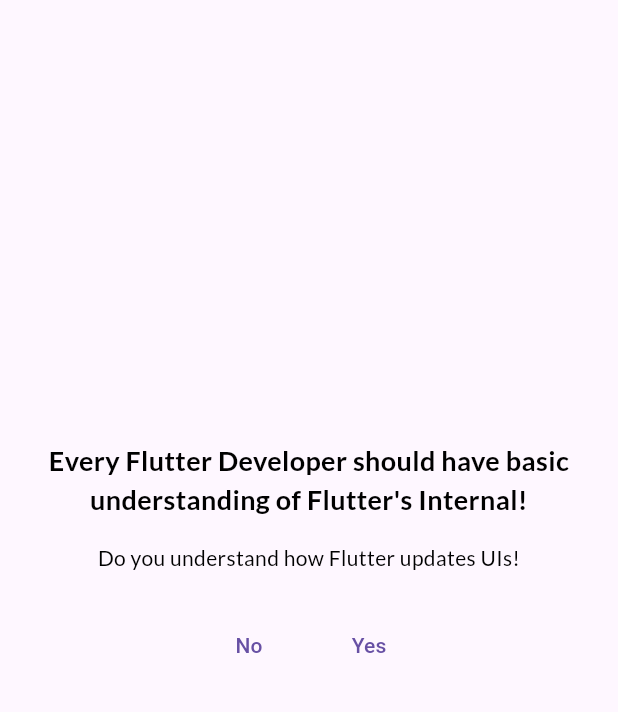
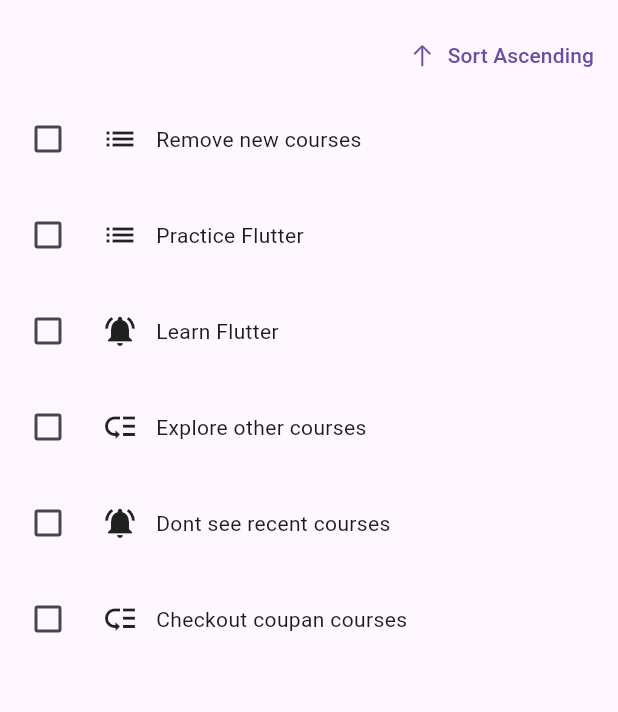
Before and after one commit to ChanderParkash179/FlutterJourney, a Flutter app: the screen it shows after launch, on a phone screen of 412 x 824 dp, the part 65-777 px from its top. Run offline on Flutter 3.47's test engine with Material 2 defaults, Android fonts, the phone set to English and light mode, and no system bars; our stand-ins replace google_fonts.

```diff
--- a/lib/main.dart
+++ b/lib/main.dart
@@ -1,5 +1,5 @@
 import 'package:flutter/material.dart';
-import 'package:flutter_journey/projects/todo/flutter_internals/ui_updates.dart';
+import 'package:flutter_journey/projects/todo/todo_app/widget/keys.dart';
 
 void main() {
   runApp(const MyApp());
@@ -13,7 +13,7 @@ class MyApp extends StatelessWidget {
     return MaterialApp(
       debugShowCheckedModeBanner: false,
       theme: ThemeData(useMaterial3: true),
-      home: const UIUpdates(),
+      home: const Keys(),
     );
   }
 }
--- /dev/null
+++ b/lib/projects/todo/todo_app/model/todo_model.dart
@@ -0,0 +1,8 @@
+enum Priority { urgent, normal, low }
+
+class Todo {
+  Todo({required this.text, required this.priority});
+
+  final String text;
+  final Priority priority;
+}
--- /dev/null
+++ b/lib/projects/todo/todo_app/widget/checkable_todo_item.dart
@@ -0,0 +1,50 @@
+// ignore_for_file: unused_field
+
+import 'package:flutter/material.dart';
+import 'package:flutter_journey/projects/todo/todo_app/model/todo_model.dart';
+
+class CheckableTodoItem extends StatefulWidget {
+  final String text;
+  final Priority priority;
+
+  const CheckableTodoItem(this.text, this.priority, {super.key});
+
+  @override
+  State<CheckableTodoItem> createState() => _CheckableTodoItemState();
+}
+
+class _CheckableTodoItemState extends State<CheckableTodoItem> {
+  var _done = false;
+
+  void _setDone(bool? isChecked) {
+    setState(() {
+      _done = isChecked ?? false;
+    });
+  }
+
+  @override
+  Widget build(BuildContext context) {
+    IconData icon = Icons.low_priority;
+
+    if (widget.priority == Priority.normal) {
+      icon = Icons.list;
+    }
+
+    if (widget.priority == Priority.urgent) {
+      icon = Icons.notifications_active;
+    }
+
+    return Padding(
+      padding: const EdgeInsets.all(8.0),
+      child: Row(
+        children: [
+          Checkbox(value: _done, onChanged: _setDone),
+          const SizedBox(width: 12),
+          Icon(icon),
+          const SizedBox(width: 12),
+          Text(widget.text),
+        ],
+      ),
+    );
+  }
+}
--- /dev/null
+++ b/lib/projects/todo/todo_app/widget/keys.dart
@@ -0,0 +1,86 @@
+import 'package:flutter/cupertino.dart';
+import 'package:flutter/material.dart';
+import 'package:flutter_journey/projects/todo/todo_app/model/todo_model.dart';
+import 'package:flutter_journey/projects/todo/todo_app/widget/checkable_todo_item.dart';
+import 'package:google_fonts/google_fonts.dart';
+
+class Keys extends StatefulWidget {
+  const Keys({super.key});
+
+  @override
+  State<Keys> createState() => _KeysState();
+}
+
+class _KeysState extends State<Keys> {
+  var _order = 'desc';
+
+  final _todos = [
+    Todo(text: 'Learn Flutter', priority: Priority.urgent),
+    Todo(text: 'Practice Flutter', priority: Priority.normal),
+    Todo(text: 'Explore other courses', priority: Priority.low),
+    Todo(text: 'Remove new courses', priority: Priority.normal),
+    Todo(text: 'Dont see recent courses', priority: Priority.urgent),
+    Todo(text: 'Checkout coupan courses', priority: Priority.low),
+  ];
+
+  List<Todo> get _orderedTodos {
+    final sortedTodos = List.of(_todos);
+    sortedTodos.sort((a, b) {
+      final bComesAfterA = a.text.compareTo(b.text);
+      return _order == 'asc' ? bComesAfterA : -bComesAfterA;
+    });
+    return sortedTodos;
+  }
+
+  void _changeOrder() {
+    setState(() {
+      _order = _order == 'asc' ? 'desc' : 'asc';
+    });
+  }
+
+  @override
+  Widget build(BuildContext context) {
+    return SafeArea(
+      child: Scaffold(
+        appBar: AppBar(
+          title: Text(
+            'Flutter Internals',
+            textAlign: TextAlign.center,
+            style: GoogleFonts.lato(
+              fontWeight: FontWeight.bold,
+              fontSize: 24,
+              color: Colors.black,
+            ),
+          ),
+        ),
+        body: Column(
+          children: [
+            Align(
+              alignment: Alignment.centerRight,
+              child: TextButton.icon(
+                onPressed: _changeOrder,
+                icon: Icon(
+                  _order == 'asc'
+                      ? CupertinoIcons.down_arrow
+                      : CupertinoIcons.up_arrow,
+                ),
+                label: Text(
+                    'Sort ${_order == 'asc' ? 'Descending' : 'Ascending'}'),
+              ),
+            ),
+            Column(
+              children: [
+                for (final todo in _orderedTodos)
+                  CheckableTodoItem(
+                    key: ObjectKey(todo),
+                    todo.text,
+                    todo.priority,
+                  ),
+              ],
+            ),
+          ],
+        ),
+      ),
+    );
+  }
+}
--- /dev/null
+++ b/lib/projects/todo/todo_app/widget/todo_item.dart
@@ -0,0 +1,34 @@
+import 'package:flutter/material.dart';
+
+import '../model/todo_model.dart';
+
+class TodoItem extends StatelessWidget {
+  final String text;
+  final Priority priority;
+
+  const TodoItem({super.key, required this.text, required this.priority});
+
+  @override
+  Widget build(BuildContext context) {
+    IconData icon = Icons.low_priority;
+
+    if (priority == Priority.normal) {
+      icon = Icons.list;
+    }
+
+    if (priority == Priority.urgent) {
+      icon = Icons.notifications_active;
+    }
+
+    return Padding(
+      padding: const EdgeInsets.all(8.0),
+      child: Row(
+        children: [
+          Icon(icon),
+          const SizedBox(width: 12),
+          Text(text),
+        ],
+      ),
+    );
+  }
+}
```
